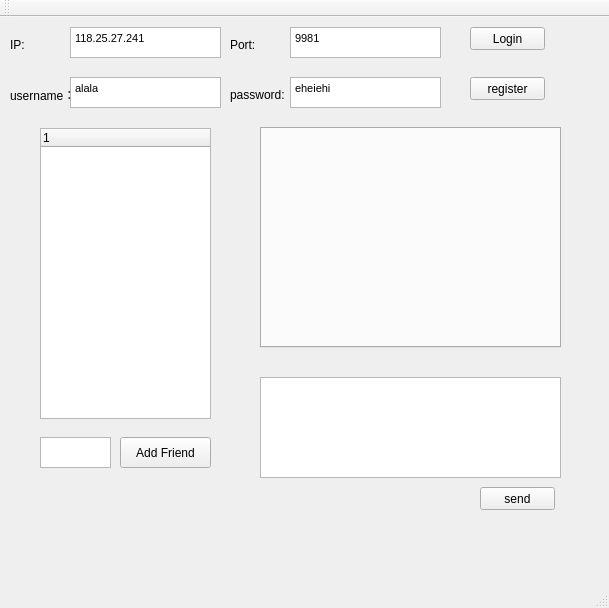
Above: LixTalk-client/LixTalk.ui from ZingLix/LixTalk-client before the change. Below: the same form after it.
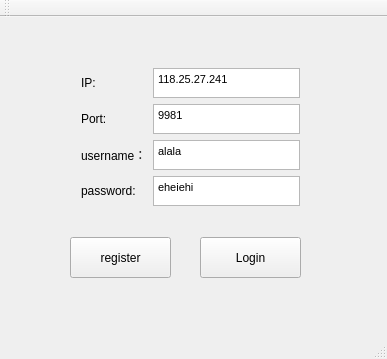
That is the form after the change.

Commit message: add login interface

```diff
--- a/LixTalk-client/LixTalk.ui
+++ b/LixTalk-client/LixTalk.ui
@@ -6,8 +6,8 @@
    <rect>
     <x>0</x>
     <y>0</y>
-    <width>609</width>
-    <height>608</height>
+    <width>387</width>
+    <height>359</height>
    </rect>
   </property>
   <property name="windowTitle">
@@ -17,68 +17,41 @@
    <widget class="QPushButton" name="pushButton">
     <property name="geometry">
      <rect>
-      <x>470</x>
-      <y>10</y>
-      <width>75</width>
-      <height>23</height>
+      <x>200</x>
+      <y>220</y>
+      <width>101</width>
+      <height>41</height>
      </rect>
     </property>
     <property name="text">
      <string>Login</string>
     </property>
    </widget>
-   <widget class="QTextEdit" name="textEdit">
+   <widget class="QPushButton" name="pushButton_2">
     <property name="geometry">
      <rect>
       <x>70</x>
-      <y>10</y>
-      <width>151</width>
-      <height>31</height>
+      <y>220</y>
+      <width>101</width>
+      <height>41</height>
      </rect>
     </property>
-    <property name="html">
-     <string>&lt;!DOCTYPE HTML PUBLIC &quot;-//W3C//DTD HTML 4.0//EN&quot; &quot;http://www.w3.org/TR/REC-html40/strict.dtd&quot;&gt;
-&lt;html&gt;&lt;head&gt;&lt;meta name=&quot;qrichtext&quot; content=&quot;1&quot; /&gt;&lt;style type=&quot;text/css&quot;&gt;
-p, li { white-space: pre-wrap; }
-&lt;/style&gt;&lt;/head&gt;&lt;body style=&quot; font-family:'MS Shell Dlg 2'; font-size:8.25pt; font-weight:400; font-style:normal;&quot;&gt;
-&lt;p style=&quot; margin-top:0px; margin-bottom:0px; margin-left:0px; margin-right:0px; -qt-block-indent:0; text-indent:0px;&quot;&gt;118.25.27.241&lt;/p&gt;&lt;/body&gt;&lt;/html&gt;</string>
-    </property>
-   </widget>
-   <widget class="QLabel" name="label">
-    <property name="geometry">
-     <rect>
-      <x>10</x>
-      <y>20</y>
-      <width>31</width>
-      <height>16</height>
-     </rect>
-    </property>
     <property name="text">
-     <string>IP:</string>
+     <string>register</string>
     </property>
    </widget>
-   <widget class="QLabel" name="label_2">
+   <widget class="QWidget" name="gridLayoutWidget">
     <property name="geometry">
      <rect>
-      <x>230</x>
-      <y>20</y>
-      <width>31</width>
-      <height>16</height>
+      <x>70</x>
+      <y>40</y>
+      <width>241</width>
+      <height>161</height>
      </rect>
     </property>
-    <property name="text">
-     <string>Port:</string>
-    </property>
-   </widget>
+    <layout class="QGridLayout" name="gridLayout">
+     <item row="2" column="1">
    <widget class="QTextEdit" name="textEdit_2">
-    <property name="geometry">
-     <rect>
-      <x>290</x>
-      <y>10</y>
-      <width>151</width>
-      <height>31</height>
-     </rect>
-    </property>
     <property name="html">
      <string>&lt;!DOCTYPE HTML PUBLIC &quot;-//W3C//DTD HTML 4.0//EN&quot; &quot;http://www.w3.org/TR/REC-html40/strict.dtd&quot;&gt;
 &lt;html&gt;&lt;head&gt;&lt;meta name=&quot;qrichtext&quot; content=&quot;1&quot; /&gt;&lt;style type=&quot;text/css&quot;&gt;
@@ -87,32 +60,9 @@
 &lt;p style=&quot; margin-top:0px; margin-bottom:0px; margin-left:0px; margin-right:0px; -qt-block-indent:0; text-indent:0px;&quot;&gt;9981&lt;/p&gt;&lt;/body&gt;&lt;/html&gt;</string>
     </property>
    </widget>
-   <widget class="QTextEdit" name="textEdit_3">
-    <property name="geometry">
-     <rect>
-      <x>70</x>
-      <y>60</y>
-      <width>151</width>
-      <height>31</height>
-     </rect>
-    </property>
-    <property name="html">
-     <string>&lt;!DOCTYPE HTML PUBLIC &quot;-//W3C//DTD HTML 4.0//EN&quot; &quot;http://www.w3.org/TR/REC-html40/strict.dtd&quot;&gt;
-&lt;html&gt;&lt;head&gt;&lt;meta name=&quot;qrichtext&quot; content=&quot;1&quot; /&gt;&lt;style type=&quot;text/css&quot;&gt;
-p, li { white-space: pre-wrap; }
-&lt;/style&gt;&lt;/head&gt;&lt;body style=&quot; font-family:'MS Shell Dlg 2'; font-size:8.25pt; font-weight:400; font-style:normal;&quot;&gt;
-&lt;p style=&quot; margin-top:0px; margin-bottom:0px; margin-left:0px; margin-right:0px; -qt-block-indent:0; text-indent:0px;&quot;&gt;alala&lt;/p&gt;&lt;/body&gt;&lt;/html&gt;</string>
-    </property>
-   </widget>
+     </item>
+     <item row="5" column="1">
    <widget class="QTextEdit" name="textEdit_4">
-    <property name="geometry">
-     <rect>
-      <x>290</x>
-      <y>60</y>
-      <width>151</width>
-      <height>31</height>
-     </rect>
-    </property>
     <property name="frameShape">
      <enum>QFrame::StyledPanel</enum>
     </property>
@@ -124,134 +74,58 @@
 &lt;p style=&quot; margin-top:0px; margin-bottom:0px; margin-left:0px; margin-right:0px; -qt-block-indent:0; text-indent:0px;&quot;&gt;eheiehi&lt;/p&gt;&lt;/body&gt;&lt;/html&gt;</string>
     </property>
    </widget>
-   <widget class="QLabel" name="label_3">
-    <property name="geometry">
-     <rect>
-      <x>10</x>
-      <y>70</y>
-      <width>61</width>
-      <height>16</height>
-     </rect>
-    </property>
+     </item>
+     <item row="3" column="1">
+      <widget class="QTextEdit" name="textEdit_3">
+       <property name="html">
+        <string>&lt;!DOCTYPE HTML PUBLIC &quot;-//W3C//DTD HTML 4.0//EN&quot; &quot;http://www.w3.org/TR/REC-html40/strict.dtd&quot;&gt;
+&lt;html&gt;&lt;head&gt;&lt;meta name=&quot;qrichtext&quot; content=&quot;1&quot; /&gt;&lt;style type=&quot;text/css&quot;&gt;
+p, li { white-space: pre-wrap; }
+&lt;/style&gt;&lt;/head&gt;&lt;body style=&quot; font-family:'MS Shell Dlg 2'; font-size:8.25pt; font-weight:400; font-style:normal;&quot;&gt;
+&lt;p style=&quot; margin-top:0px; margin-bottom:0px; margin-left:0px; margin-right:0px; -qt-block-indent:0; text-indent:0px;&quot;&gt;alala&lt;/p&gt;&lt;/body&gt;&lt;/html&gt;</string>
+       </property>
+      </widget>
+     </item>
+     <item row="2" column="0">
+      <widget class="QLabel" name="label_2">
     <property name="text">
-     <string>username：</string>
-    </property>
-   </widget>
+        <string>Port:</string>
+       </property>
+      </widget>
+     </item>
+     <item row="1" column="1">
+      <widget class="QTextEdit" name="textEdit">
+       <property name="html">
+        <string>&lt;!DOCTYPE HTML PUBLIC &quot;-//W3C//DTD HTML 4.0//EN&quot; &quot;http://www.w3.org/TR/REC-html40/strict.dtd&quot;&gt;
+&lt;html&gt;&lt;head&gt;&lt;meta name=&quot;qrichtext&quot; content=&quot;1&quot; /&gt;&lt;style type=&quot;text/css&quot;&gt;
+p, li { white-space: pre-wrap; }
+&lt;/style&gt;&lt;/head&gt;&lt;body style=&quot; font-family:'MS Shell Dlg 2'; font-size:8.25pt; font-weight:400; font-style:normal;&quot;&gt;
+&lt;p style=&quot; margin-top:0px; margin-bottom:0px; margin-left:0px; margin-right:0px; -qt-block-indent:0; text-indent:0px;&quot;&gt;118.25.27.241&lt;/p&gt;&lt;/body&gt;&lt;/html&gt;</string>
+       </property>
+      </widget>
+     </item>
+     <item row="5" column="0">
    <widget class="QLabel" name="label_4">
-    <property name="geometry">
-     <rect>
-      <x>230</x>
-      <y>70</y>
-      <width>61</width>
-      <height>16</height>
-     </rect>
-    </property>
     <property name="text">
      <string>password:</string>
     </property>
    </widget>
-   <widget class="QLabel" name="label_5">
-    <property name="geometry">
-     <rect>
-      <x>400</x>
-      <y>470</y>
-      <width>61</width>
-      <height>16</height>
-     </rect>
-    </property>
+     </item>
+     <item row="1" column="0">
+      <widget class="QLabel" name="label">
     <property name="text">
-     <string/>
-    </property>
-   </widget>
-   <widget class="QPushButton" name="pushButton_2">
-    <property name="geometry">
-     <rect>
-      <x>470</x>
-      <y>60</y>
-      <width>75</width>
-      <height>23</height>
-     </rect>
-    </property>
+        <string>IP:</string>
+       </property>
+      </widget>
+     </item>
+     <item row="3" column="0">
+      <widget class="QLabel" name="label_3">
     <property name="text">
-     <string>register</string>
-    </property>
-   </widget>
-   <widget class="QTextEdit" name="textEdit_6">
-    <property name="geometry">
-     <rect>
-      <x>260</x>
-      <y>360</y>
-      <width>301</width>
-      <height>101</height>
-     </rect>
-    </property>
-   </widget>
-   <widget class="QPushButton" name="pushButton_3">
-    <property name="geometry">
-     <rect>
-      <x>480</x>
-      <y>470</y>
-      <width>75</width>
-      <height>23</height>
-     </rect>
-    </property>
-    <property name="text">
-     <string>send</string>
-    </property>
-   </widget>
-   <widget class="QTextEdit" name="textEdit_7">
-    <property name="geometry">
-     <rect>
-      <x>40</x>
-      <y>420</y>
-      <width>71</width>
-      <height>31</height>
-     </rect>
-    </property>
-   </widget>
-   <widget class="QPushButton" name="pushButton_4">
-    <property name="geometry">
-     <rect>
-      <x>120</x>
-      <y>420</y>
-      <width>91</width>
-      <height>31</height>
-     </rect>
-    </property>
-    <property name="text">
-     <string>Add Friend</string>
-    </property>
-   </widget>
-   <widget class="QTreeWidget" name="treeWidget">
-    <property name="geometry">
-     <rect>
-      <x>40</x>
-      <y>111</y>
-      <width>171</width>
-      <height>291</height>
-     </rect>
-    </property>
-    <column>
-     <property name="text">
-      <string notr="true">1</string>
-     </property>
-    </column>
-   </widget>
-   <widget class="QTabWidget" name="tabWidget">
-    <property name="geometry">
-     <rect>
-      <x>260</x>
-      <y>110</y>
-      <width>301</width>
-      <height>221</height>
-     </rect>
-    </property>
-    <property name="currentIndex">
-     <number>-1</number>
-    </property>
-    <property name="tabsClosable">
-     <bool>true</bool>
-    </property>
+        <string>username：</string>
+       </property>
+      </widget>
+     </item>
+    </layout>
    </widget>
   </widget>
   <widget class="QMenuBar" name="menuBar">
```
Left out of the diff: 2 changed lines with no effect on the pictures. Lines whose indentation alone changed are shown as unchanged. The commit also changes 7 other files.
